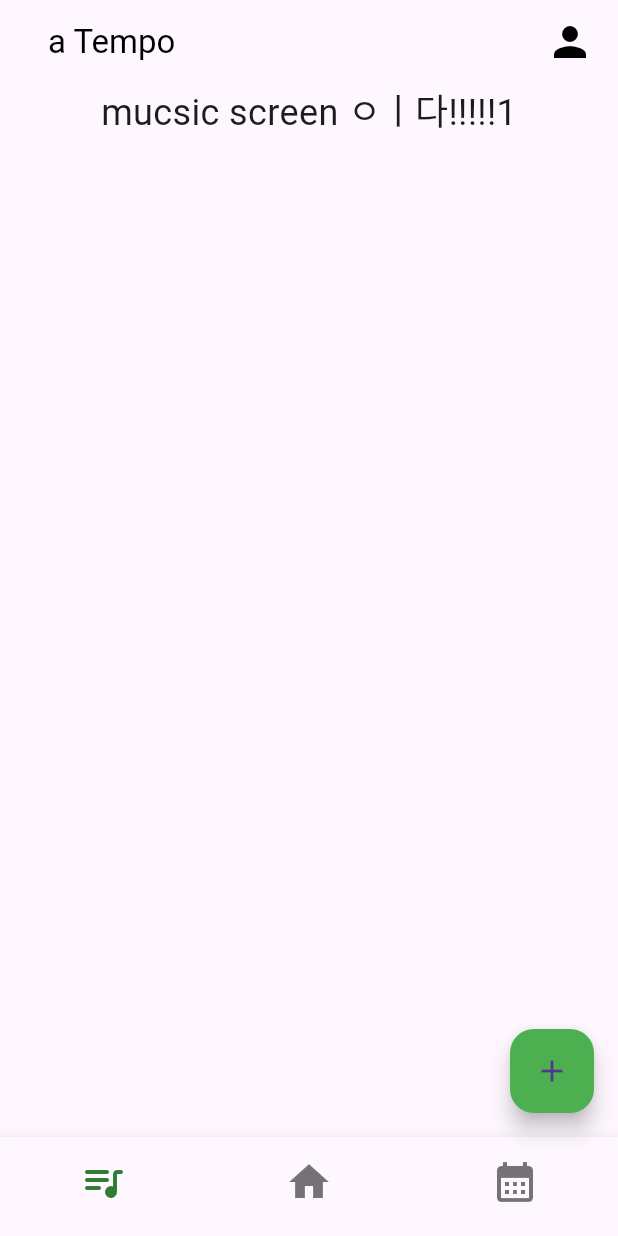
After one commit to haleyalwayshappy/atempo_app, a Flutter app: the screen it shows after launch, on a phone screen of 412 x 824 dp. The commit adds this screen. Run offline on Flutter 3.47's test engine with Material 3 defaults, Android fonts, the phone set to English and light mode, and no system bars; our stand-ins replace fluttertoast.

Commit message:
화면 생성
화면 생성(메인이 되는 화면, 홈스크린,다이어리,뮤직 화면 생성)

```diff
--- /dev/null
+++ b/lib/main_screen.dart
@@ -0,0 +1,140 @@
+import 'package:atempo_app/diary_main_screen.dart';
+import 'package:atempo_app/home_screen.dart';
+import 'package:atempo_app/music_main_screen.dart';
+import 'package:flutter/material.dart';
+import 'package:fluttertoast/fluttertoast.dart';
+
+
+/// Flutter code sample for [BottomNavigationBar].
+
+void main() => runApp(const MainScreenApp());
+
+class MainScreenApp extends StatelessWidget {
+  const MainScreenApp({super.key});
+
+  @override
+  Widget build(BuildContext context) {
+    return const MaterialApp(
+      home: MainScreen(),
+    );
+  }
+}
+
+class MainScreen extends StatefulWidget {
+  const MainScreen({super.key});
+
+  @override
+  State<MainScreen> createState() =>
+      _MainScreen();
+}
+
+class _MainScreen extends State<MainScreen> {
+  int _selectedIndex = 0;
+  static const TextStyle optionStyle =
+  TextStyle(fontSize: 30, fontWeight: FontWeight.bold);
+
+  final List<Widget> _screens =[
+    MusicMainScreen(),
+    HomeScreen(),
+    DiaryMainScreen(),
+  ];
+
+  void _onItemTapped(int index) {
+    setState(() {
+      _selectedIndex = index;
+    });
+  }
+
+  @override
+  Widget build(BuildContext context) {
+    return Scaffold(
+      appBar: AppBar(
+        centerTitle: false,
+        title: Transform(
+          transform: Matrix4.translationValues(16.0,0.0,0.0),
+          child: const Text('a Tempo',
+          style: TextStyle(color: Colors.black),
+          ),
+        ),
+        backgroundColor: Colors.transparent ,
+
+        elevation: 0.0,
+        actions: [
+          IconButton(padding: const EdgeInsets.only(right: 16.0),
+            icon: const Icon(
+            Icons.person,
+            color: Colors.black,
+            size: 32,
+            ),
+            onPressed: () {
+              print("마이페이지 버튼누름");
+            },
+          ),
+        ],
+      ),
+      body: Center(
+        child: Column(
+          children: <Widget>[
+            _screens.elementAt(_selectedIndex),
+          ],
+        ),
+
+      ),
+
+      // 플로팅 버튼
+      floatingActionButton: const FloatingActionButton(
+        onPressed: flutterToast,
+        backgroundColor: Colors.green,
+        child: Icon(Icons.add),
+
+      ),
+
+
+      bottomNavigationBar: BottomNavigationBar(
+        showSelectedLabels: false,
+        showUnselectedLabels: false,
+        items: const <BottomNavigationBarItem>[
+          BottomNavigationBarItem(
+            icon: Icon(
+              Icons.queue_music_rounded,
+              size:32,
+            ),
+            label: 'music',
+          ),
+          BottomNavigationBarItem(
+            icon: Icon(
+              Icons.home,
+              size:32,),
+            label: 'home',
+          ),
+
+          BottomNavigationBarItem(
+            icon: Icon(
+              Icons.calendar_month,
+              size:32,
+            ),
+            label: 'diary',
+          ),
+
+        ],
+        currentIndex: _selectedIndex,
+        selectedItemColor: Colors.green[800],
+        onTap: _onItemTapped,
+      ),
+    );
+  }
+}
+
+
+// 토스트 패키지 1
+void flutterToast(){
+  Fluttertoast.showToast(
+      msg: "음악재생!!",
+      toastLength: Toast.LENGTH_SHORT,
+      gravity: ToastGravity.CENTER,
+      timeInSecForIosWeb: 1,
+      backgroundColor: Colors.black12,
+      textColor: Colors.white,
+      fontSize: 16.0
+  );
+}
--- /dev/null
+++ b/lib/music_main_screen.dart
@@ -0,0 +1,14 @@
+import 'package:flutter/material.dart';
+
+class MusicMainScreen extends StatelessWidget{
+  const MusicMainScreen({super.key});
+
+  @override
+  Widget build(BuildContext context) {
+    return Center(
+      child: Text("mucsic screen ㅇㅣ다!!!!!1",
+        style: TextStyle(fontSize: 24),
+      ),
+    );
+  }
+}
```
Also changed, not shown: lib/diary_main_screen.dart (added, +14 -0 lines), lib/home_screen.dart (+7 -135 lines), 2 other files.
